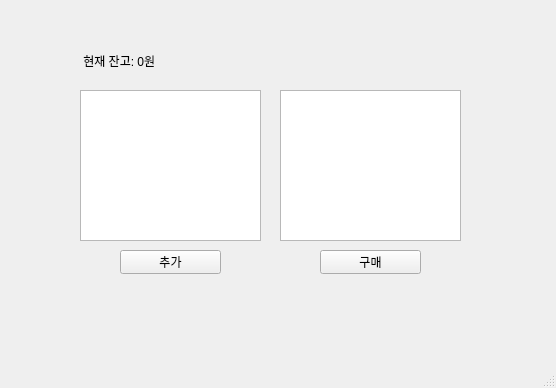
kangday0705-alt/wishlist, file mainwindow.ui: the form before one commit.
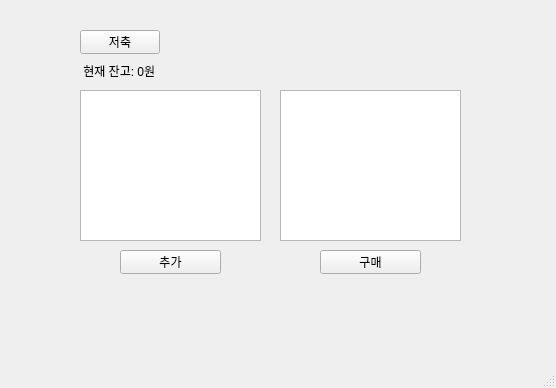
The form after the commit.

Patch:
```diff
--- a/mainwindow.ui
+++ b/mainwindow.ui
@@ -18,7 +18,7 @@
     <property name="geometry">
      <rect>
       <x>80</x>
-      <y>50</y>
+      <y>60</y>
       <width>101</width>
       <height>21</height>
      </rect>
@@ -73,6 +73,19 @@
      <string>구매</string>
     </property>
    </widget>
+   <widget class="QPushButton" name="btnsave">
+    <property name="geometry">
+     <rect>
+      <x>80</x>
+      <y>30</y>
+      <width>80</width>
+      <height>24</height>
+     </rect>
+    </property>
+    <property name="text">
+     <string>저축</string>
+    </property>
+   </widget>
   </widget>
   <widget class="QMenuBar" name="menubar">
    <property name="geometry">
```
